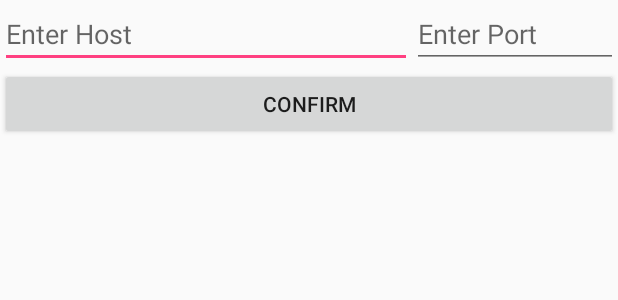
After one commit to Jacksgong/grpc-android-kotlin, an Android app: the layout activity_initial.xml on its own in the app's theme, with its tools: preview values and no code run, on a phone screen of 412 x 824 dp. The commit adds this screen. Shown: the top 300 px of the screen. Run offline under Robolectric (Android 15) with nearby library versions, the phone set to English and light mode, and no system bars.

Commit message:
feat: add init page

```diff
--- a/client-android/app/src/main/AndroidManifest.xml
+++ b/client-android/app/src/main/AndroidManifest.xml
@@ -22,8 +22,8 @@
                 <category android:name="android.intent.category.LAUNCHER"/>
             </intent-filter>
         </activity>
-        <activity android:name=".activity.LoginActivity">
-        </activity>
+        <activity android:name=".activity.LoginActivity"/>
+        <activity android:name=".activity.InitialActivity"/>
     </application>
 
 </manifest>
--- a/client-android/app/src/main/kotlin/cn/dreamtobe/grpc/client/activity/LaunchActivity.kt
+++ b/client-android/app/src/main/kotlin/cn/dreamtobe/grpc/client/activity/LaunchActivity.kt
@@ -10,6 +10,6 @@ class LaunchActivity : AppCompatActivity() {
     override fun onCreate(savedInstanceState: Bundle?) {
         super.onCreate(savedInstanceState)
         setContentView(R.layout.activity_launch)
-        startActivity(Intent(this, LoginActivity::class.java))
-    }
+        startActivity(Intent(this, InitialActivity::class.java))
+   }
 }
--- /dev/null
+++ b/client-android/app/src/main/res/layout/activity_initial.xml
@@ -0,0 +1,38 @@
+<?xml version="1.0" encoding="utf-8"?>
+<LinearLayout xmlns:android="http://schemas.android.com/apk/res/android"
+              xmlns:tools="http://schemas.android.com/tools"
+              android:layout_width="match_parent"
+              android:layout_height="match_parent"
+              android:orientation="vertical"
+              tools:context=".activity.InitialActivity">
+
+    <LinearLayout
+        android:layout_width="match_parent"
+        android:layout_height="wrap_content"
+        android:orientation="horizontal">
+
+        <EditText
+            android:id="@+id/host_edt"
+            android:layout_width="0dp"
+            android:layout_height="wrap_content"
+            android:layout_weight="2"
+            android:hint="Enter Host"/>
+
+        <EditText
+            android:id="@+id/port_edt"
+            android:layout_width="0dp"
+            android:layout_height="wrap_content"
+            android:layout_weight="1"
+            android:hint="Enter Port"
+            android:inputType="numberDecimal"/>
+    </LinearLayout>
+
+
+    <Button
+        android:id="@+id/confirm_btn"
+        android:layout_width="match_parent"
+        android:layout_height="wrap_content"
+        android:onClick="onClickConfirm"
+        android:text="Confirm"/>
+
+</LinearLayout>
```
Also changed, not shown: client-android/app/src/main/kotlin/cn/dreamtobe/grpc/client/activity/InitialActivity.kt (added, +37 -0 lines), client-android/app/src/main/kotlin/cn/dreamtobe/grpc/client/logic/Cache.kt (added, +9 -0 lines).
